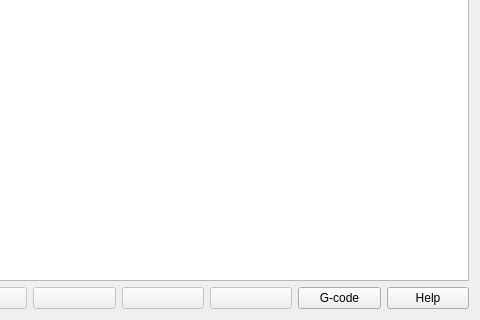
15831944/cnc3, file Qt/ICNC/formtest.ui: the form before one commit; both pictures show x 773 to 1253 and y 313 to 633 of the 1253 by 633 pixel window.
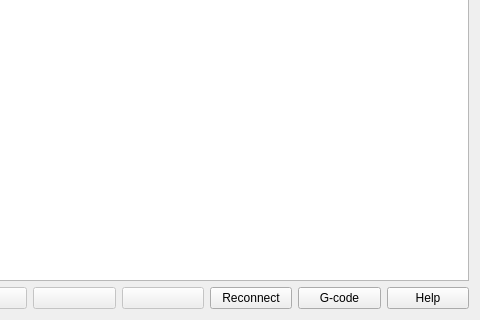
The form after the commit.

The edit to the form file:
```diff
--- a/Qt/ICNC/formtest.ui
+++ b/Qt/ICNC/formtest.ui
@@ -120,10 +120,10 @@
        <item>
         <widget class="QPushButton" name="pushButton_12">
          <property name="enabled">
-          <bool>false</bool>
+          <bool>true</bool>
          </property>
          <property name="text">
-          <string/>
+          <string>Reconnect</string>
          </property>
         </widget>
        </item>
```
Left out of the diff: 2 changed lines with no effect on the pictures.
